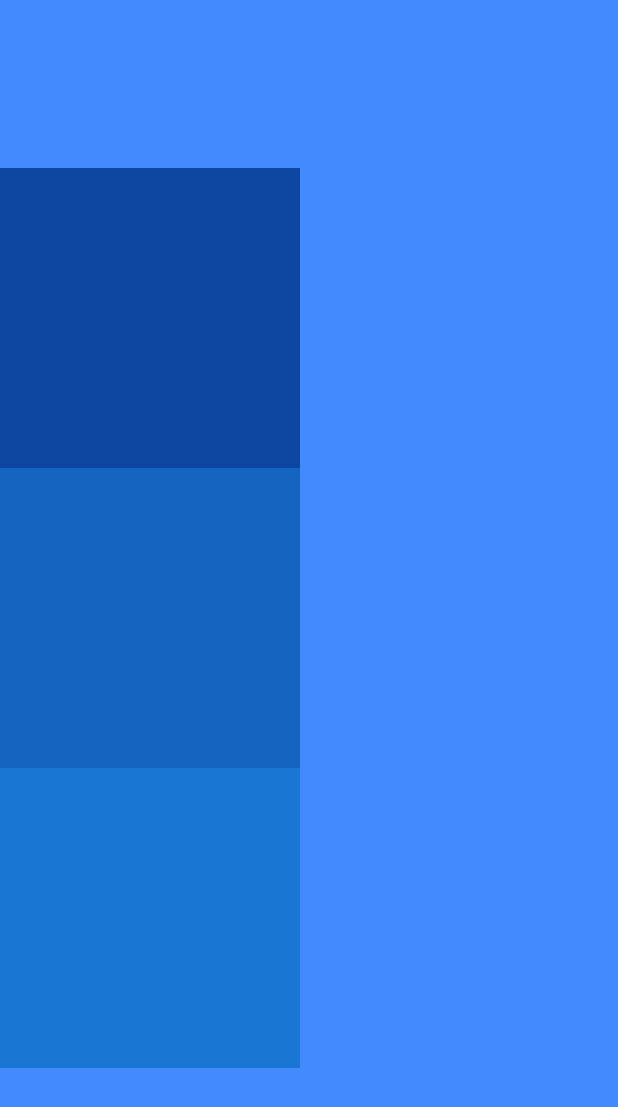
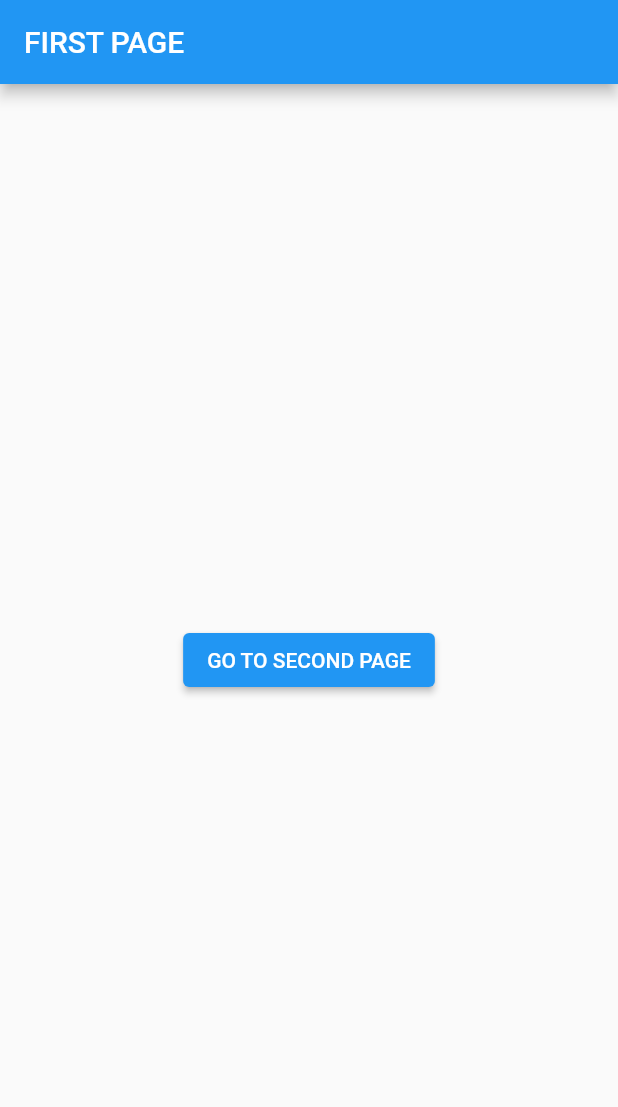
Before and after one commit to junzerokim/flutter-study, a Flutter app: the screen it shows after launch, on a phone screen of 412 x 824 dp. Shown: the top 1107 px of the screen. Run offline on Flutter 3.47's test engine with Material 2 defaults, Android fonts, the phone set to English and light mode, and no system bars; our stand-ins replace dio, google_mobile_ads, shared_preferences, webview_flutter.

Commit message:
:dizzy: Add: Flutter Daily Study
Learn how to change pages

```diff
--- a/basic/analysis_options.yaml
+++ b/basic/analysis_options.yaml
@@ -21,8 +21,9 @@ linter:
   # `// ignore_for_file: name_of_lint` syntax on the line or in the file
   # producing the lint.
   rules:
+    prefer_const_constructors: false
+    prefer_const_constructors_in_immutables: false
     # avoid_print: false  # Uncomment to disable the `avoid_print` rule
     # prefer_single_quotes: true  # Uncomment to enable the `prefer_single_quotes` rule
-
 # Additional information about this file can be found at
 # https://dart.dev/guides/language/analysis-options
--- a/basic/lib/main.dart
+++ b/basic/lib/main.dart
@@ -1,38 +1,23 @@
+import 'package:basic/pages/first_page.dart';
+import 'package:basic/pages/second_page.dart';
 import 'package:flutter/material.dart';
 
 void main() {
-  runApp(const MyApp());
+  runApp(MyApp());
 }
 
 class MyApp extends StatelessWidget {
-  const MyApp({super.key});
+  MyApp({super.key});
 
   @override
   Widget build(BuildContext context) {
     return MaterialApp(
       debugShowCheckedModeBanner: false,
-      home: Scaffold(
-          backgroundColor: Colors.blueAccent,
-          body: Column(
-            mainAxisAlignment: MainAxisAlignment.center,
-            children: [
-              Container(
-                width: 200,
-                height: 200,
-                color: Colors.blue[900],
-              ),
-              Container(
-                width: 200,
-                height: 200,
-                color: Colors.blue[800],
-              ),
-              Container(
-                width: 200,
-                height: 200,
-                color: Colors.blue[700],
-              ),
-            ],
-          )),
+      home: FirstPage(),
+      routes: {
+        '/firstpage': (context) => FirstPage(),
+        '/secondpage': (context) => SecondPage(),
+      },
     );
   }
 }
--- /dev/null
+++ b/basic/lib/pages/first_page.dart
@@ -0,0 +1,19 @@
+import 'package:flutter/material.dart';
+
+class FirstPage extends StatelessWidget {
+  const FirstPage({super.key});
+
+  @override
+  Widget build(BuildContext context) {
+    return Scaffold(
+      appBar: AppBar(title: Text("FIRST PAGE")),
+      body: Center(
+          child: ElevatedButton(
+        child: Text("GO TO SECOND PAGE"),
+        onPressed: () => {
+          Navigator.pushNamed(context, '/secondpage'),
+        },
+      )),
+    );
+  }
+}
--- /dev/null
+++ b/basic/lib/pages/second_page.dart
@@ -0,0 +1,10 @@
+import 'package:flutter/material.dart';
+
+class SecondPage extends StatelessWidget {
+  const SecondPage({super.key});
+
+  @override
+  Widget build(BuildContext context) {
+    return Scaffold(appBar: AppBar(title: Text("SECOND PAGE")));
+  }
+}
```
Also changed, not shown: 1 other file.
